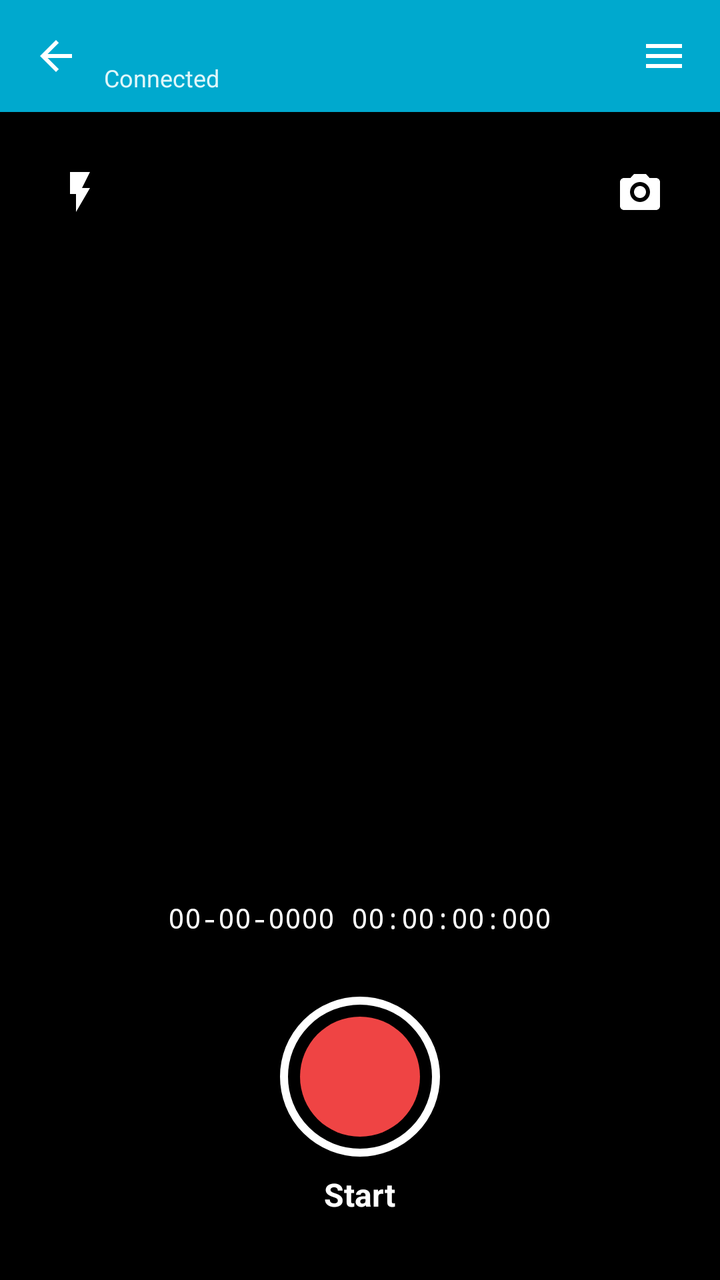
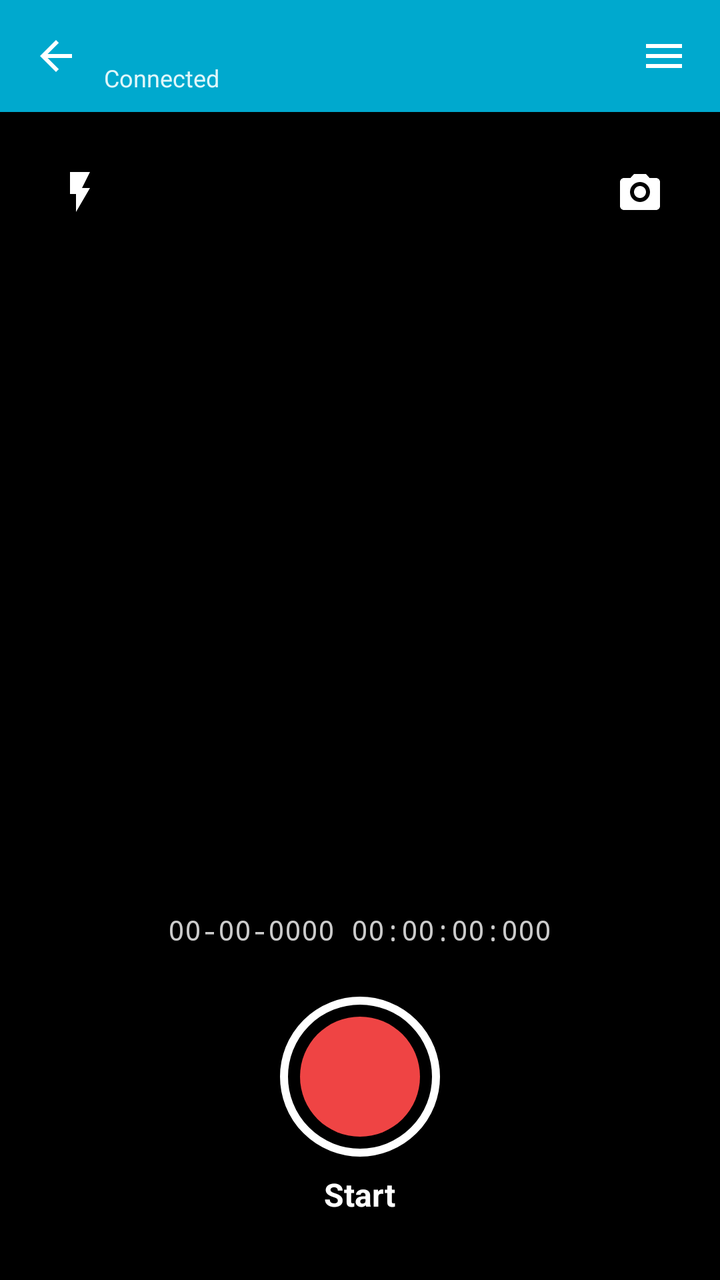

Compare the two renders of this Android layout. The source of the first and the diff that turns it into the second are given below.
<!-- AndroidManifest.xml: application theme Theme.TagMobile -->
<!-- res/layout/activity_device.xml -->
<?xml version="1.0" encoding="utf-8"?>
<LinearLayout
    xmlns:android="http://schemas.android.com/apk/res/android"
    xmlns:app="http://schemas.android.com/apk/res-auto"
    android:layout_width="match_parent"
    android:layout_height="match_parent"
    android:orientation="vertical"
    android:background="#F3F4F6">

    <LinearLayout
        android:layout_width="match_parent"
        android:layout_height="56dp"
        android:background="#00A9CE"
        android:gravity="center_vertical"
        android:paddingHorizontal="4dp">

        <ImageButton
            android:id="@+id/backBtn"
            android:layout_width="48dp"
            android:layout_height="48dp"
            android:background="?attr/selectableItemBackgroundBorderless"
            android:src="@drawable/ic_back"
            android:contentDescription="Back" />

        <LinearLayout
            android:layout_width="0dp"
            android:layout_height="wrap_content"
            android:layout_weight="1"
            android:orientation="vertical">

            <TextView
                android:id="@+id/deviceTitle"
                android:layout_width="wrap_content"
                android:layout_height="wrap_content"
                android:textColor="@android:color/white"
                android:textStyle="bold"
                android:textSize="16sp" />

            <TextView
                android:layout_width="wrap_content"
                android:layout_height="wrap_content"
                android:text="@string/connected"
                android:textColor="#E0F7FA"
                android:textSize="12sp" />
        </LinearLayout>

        <ImageButton
            android:id="@+id/deviceMenuBtn"
            android:layout_width="48dp"
            android:layout_height="48dp"
            android:background="?attr/selectableItemBackgroundBorderless"
            android:src="@drawable/ic_menu"
            android:contentDescription="@string/disconnect" />
    </LinearLayout>

    <FrameLayout
        android:layout_width="match_parent"
        android:layout_height="0dp"
        android:layout_weight="1"
        android:background="#000000">

        <TextureView
            android:id="@+id/cameraPreview"
            android:layout_width="match_parent"
            android:layout_height="match_parent" />

        
        <FrameLayout
            android:layout_width="match_parent"
            android:layout_height="wrap_content"
            android:padding="16dp">
            
            <ImageButton
                android:id="@+id/flashBtn"
                android:layout_width="48dp"
                android:layout_height="48dp"
                android:layout_gravity="start|top"
                android:src="@drawable/ic_flash"
                android:background="?attr/selectableItemBackgroundBorderless"
                app:tint="#FFFFFF"
                android:contentDescription="Flash"/>

            <ImageButton
                android:id="@+id/switchCameraBtn"
                android:layout_width="48dp"
                android:layout_height="48dp"
                android:layout_gravity="end|top"
                android:src="@drawable/ic_switch_camera"
                android:background="?attr/selectableItemBackgroundBorderless"
                app:tint="#FFFFFF"
                android:contentDescription="Switch Camera"/>
        </FrameLayout>

        
        <LinearLayout
            android:layout_width="match_parent"
            android:layout_height="wrap_content"
            android:layout_gravity="bottom"
            android:orientation="vertical"
            android:gravity="center"
            android:paddingBottom="32dp"
            android:background="@drawable/bg_gradient_bottom">
            
            <TextView
                android:id="@+id/timestampText"
                android:layout_width="wrap_content"
                android:layout_height="wrap_content"
                android:layout_marginBottom="24dp"
                android:padding="6dp"
                android:paddingHorizontal="10dp"
                android:background="#8C000000"
                android:textColor="#FFFFFF"
                android:textSize="14sp"
                android:fontFamily="monospace"
                android:text="00-00-0000 00:00:00:000" />

            
            <FrameLayout
                android:layout_width="match_parent"
                android:layout_height="wrap_content">

                <ImageView
                    android:id="@+id/lastVideoThumb"
                    android:layout_width="56dp"
                    android:layout_height="56dp"
                    android:layout_gravity="start|center_vertical"
                    android:layout_marginStart="28dp"
                    android:background="@drawable/bg_last_video_thumb"
                    android:padding="2dp"
                    android:scaleType="centerCrop"
                    android:contentDescription="@string/last_video"
                    android:visibility="gone"
                    android:clickable="true"
                    android:focusable="true" />

                <LinearLayout
                    android:layout_width="wrap_content"
                    android:layout_height="wrap_content"
                    android:layout_gravity="center"
                    android:orientation="vertical"
                    android:gravity="center">

                    <FrameLayout
                        android:id="@+id/recordBtnContainer"
                        android:layout_width="80dp"
                        android:layout_height="80dp"
                        android:background="@drawable/bg_record_btn_outer">

                        <View
                            android:id="@+id/recordBtnInner"
                            android:layout_width="60dp"
                            android:layout_height="60dp"
                            android:layout_gravity="center"
                            android:background="@drawable/bg_record_btn_inner" />
                    </FrameLayout>

                    <TextView
                        android:id="@+id/recordBtnLabel"
                        android:layout_width="wrap_content"
                        android:layout_height="wrap_content"
                        android:text="@string/start"
                        android:layout_marginTop="8dp"
                        android:textColor="#FFFFFF"
                        android:textStyle="bold"
                        android:textSize="16sp"/>
                </LinearLayout>
            </FrameLayout>

        </LinearLayout>
    </FrameLayout>
</LinearLayout>
<!-- resources referenced by this layout -->
<resources>
  <!-- drawable bg_gradient_bottom (drawable) -->
  <?xml version="1.0" encoding="utf-8"?>
  <shape xmlns:android="http://schemas.android.com/apk/res/android">
      <gradient
          android:angle="90"
          android:startColor="#B3000000"
          android:endColor="#00000000" />
  </shape>
  <!-- drawable bg_last_video_thumb (drawable) -->
  <?xml version="1.0" encoding="utf-8"?>
  <shape xmlns:android="http://schemas.android.com/apk/res/android"
      android:shape="rectangle">
      <solid android:color="#333333" />
      <stroke
          android:width="2dp"
          android:color="#FFFFFF" />
      <corners android:radius="8dp" />
  </shape>
  <!-- drawable bg_record_btn_inner (drawable) -->
  <?xml version="1.0" encoding="utf-8"?>
  <shape xmlns:android="http://schemas.android.com/apk/res/android"
      android:shape="oval">
      <solid android:color="#EF4444" />
  </shape>
  <!-- drawable bg_record_btn_outer (drawable) -->
  <?xml version="1.0" encoding="utf-8"?>
  <shape xmlns:android="http://schemas.android.com/apk/res/android"
      android:shape="oval">
      <solid android:color="#00000000" />
      <stroke android:width="4dp" android:color="#FFFFFF" />
  </shape>
  <!-- drawable ic_back (drawable) -->
  <?xml version="1.0" encoding="utf-8"?>
  <vector xmlns:android="http://schemas.android.com/apk/res/android"
      android:width="24dp"
      android:height="24dp"
      android:viewportWidth="24"
      android:viewportHeight="24"
      android:tint="@android:color/white">
      <path
          android:fillColor="@android:color/white"
          android:pathData="M20,11H7.83l5.59,-5.59L12,4l-8,8 8,8 1.41,-1.41L7.83,13H20v-2z"/>
  </vector>
  <!-- drawable ic_flash (drawable) -->
  <?xml version="1.0" encoding="utf-8"?>
  <vector xmlns:android="http://schemas.android.com/apk/res/android"
      android:width="24dp"
      android:height="24dp"
      android:viewportWidth="24"
      android:viewportHeight="24">
      <path
          android:fillColor="#FFFFFF"
          android:pathData="M7,2v11h3v9l7,-12h-4l4,-8z" />
  </vector>
  <!-- drawable ic_menu (drawable) -->
  <?xml version="1.0" encoding="utf-8"?>
  <vector xmlns:android="http://schemas.android.com/apk/res/android"
      android:width="24dp"
      android:height="24dp"
      android:viewportWidth="24"
      android:viewportHeight="24"
      android:tint="@android:color/white">
      <path
          android:fillColor="@android:color/white"
          android:pathData="M3,6h18v2H3V6zM3,11h18v2H3v-2zM3,16h18v2H3v-2z"/>
  </vector>
  <!-- drawable ic_switch_camera (drawable) -->
  <?xml version="1.0" encoding="utf-8"?>
  <vector xmlns:android="http://schemas.android.com/apk/res/android"
      android:width="24dp"
      android:height="24dp"
      android:viewportWidth="24"
      android:viewportHeight="24">
      <path
          android:fillColor="#FFFFFF"
          android:pathData="M20,5h-3.2L15,3H9L7.2,5H4c-1.1,0 -2,0.9 -2,2v12c0,1.1 0.9,2 2,2h16c1.1,0 2,-0.9 2,-2V7c0,-1.1 -0.9,-2 -2,-2zM12,17c-2.76,0 -5,-2.24 -5,-5s2.24,-5 5,-5 5,2.24 5,5 -2.24,5 -5,5z" />
      <path
          android:fillColor="#FFFFFF"
          android:pathData="M12,9c-1.66,0 -3,1.34 -3,3s1.34,3 3,3 3,-1.34 3,-3 -1.34,-3 -3,-3z" />
  </vector>
  <string name="connected">Connected</string>
  <string name="disconnect">Disconnect</string>
  <string name="last_video">Last video</string>
  <string name="start">Start</string>
  <style name="Theme.TagMobile" parent="Theme.MaterialComponents.Light.NoActionBar">
          <item name="colorPrimary">#00A9CE</item>
          <item name="colorPrimaryVariant">#0093B5</item>
          <item name="colorOnPrimary">@android:color/white</item>
          <item name="android:statusBarColor">#00A9CE</item>
          <item name="android:navigationBarColor">@android:color/white</item>
      </style>
</resources>

<!-- the commit's change to res/layout/activity_device.xml (unified diff, before → after) -->
@@ -106,12 +106,14 @@
                 android:layout_width="wrap_content"
                 android:layout_height="wrap_content"
                 android:layout_marginBottom="24dp"
-                android:padding="6dp"
-                android:paddingHorizontal="10dp"
-                android:background="#8C000000"
-                android:textColor="#FFFFFF"
+                android:background="@android:color/transparent"
+                android:textColor="#CCFFFFFF"
                 android:textSize="14sp"
                 android:fontFamily="monospace"
+                android:shadowColor="#80000000"
+                android:shadowDx="1"
+                android:shadowDy="1"
+                android:shadowRadius="3"
                 android:text="00-00-0000 00:00:00:000" />
 
             
